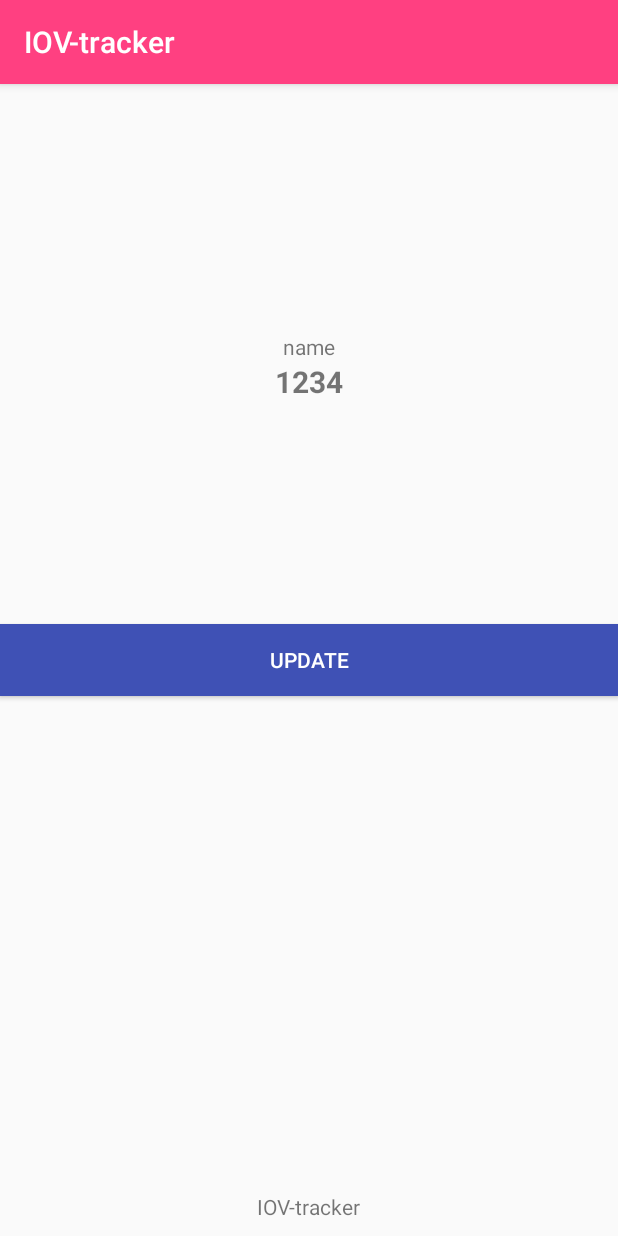
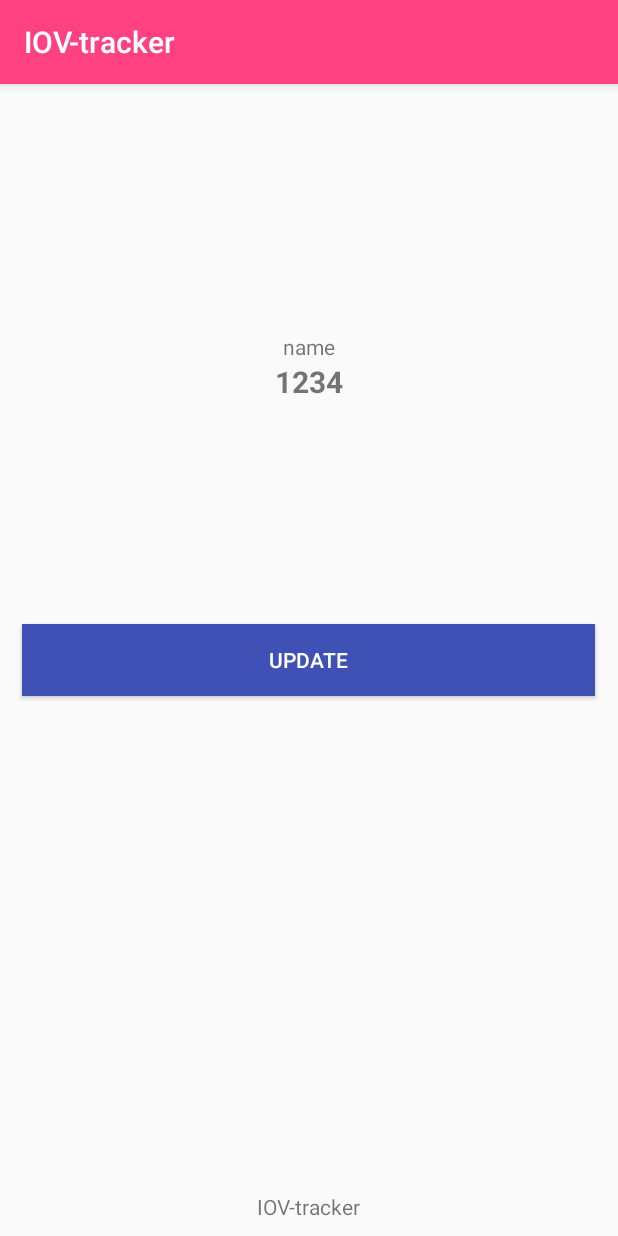
Before and after one commit to praseedm/IOV-Cloud, an Android app: the screen it shows after launch once a user with an empty profile is signed in (MainActivity), on a phone screen of 412 x 824 dp. Run offline under Robolectric (Android 15) with nearby library versions, the phone set to English and light mode, and no system bars; our stand-ins replace Firebase (no records; nobody signed in at launch, a user with empty details on screens opened directly); pictures from the network do not load.

Commit message:
iOV-tracker final

```diff
--- a/app/src/main/res/layout/activity_main.xml
+++ b/app/src/main/res/layout/activity_main.xml
@@ -39,6 +39,7 @@
         android:layout_centerHorizontal="true" />
 
     <Button
+        android:layout_marginLeft="30dp"
         android:id="@+id/trackb"
         android:layout_width="match_parent"
         android:layout_height="wrap_content"
```
